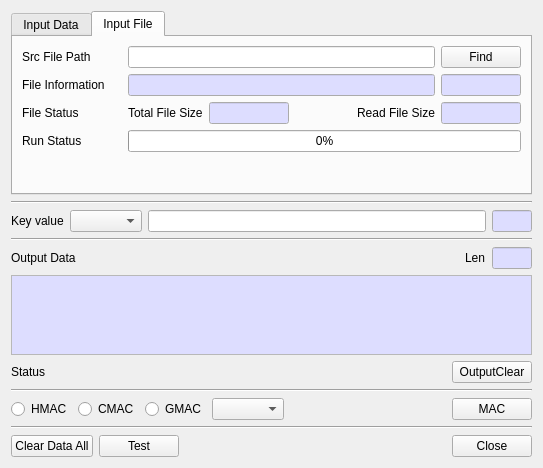
Above: BerEditor/gen_mac_dlg.ui from jykim74/BerEditor before the change. Below: the same form after it.
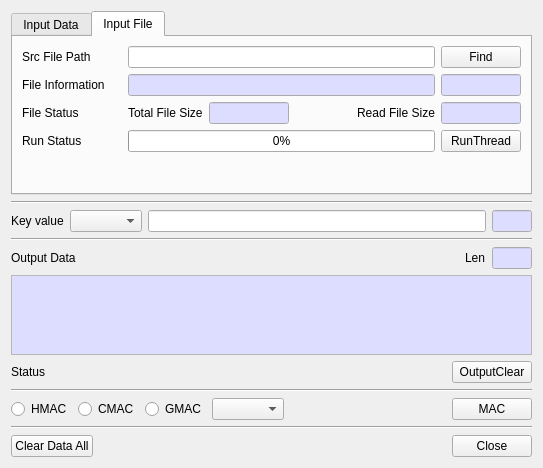
That is the form after the change.

Commit message: UI 조절

Diff of the .ui file:
```diff
--- a/BerEditor/gen_mac_dlg.ui
+++ b/BerEditor/gen_mac_dlg.ui
@@ -528,6 +528,13 @@
        </item>
        <item>
         <layout class="QGridLayout" name="gridLayout_10">
+         <item row="0" column="1">
+          <widget class="QProgressBar" name="mMACProgBar">
+           <property name="value">
+            <number>0</number>
+           </property>
+          </widget>
+         </item>
          <item row="0" column="0">
           <widget class="QLabel" name="label_11">
            <property name="minimumSize">
@@ -547,10 +554,10 @@
            </property>
           </widget>
          </item>
-         <item row="0" column="1">
-          <widget class="QProgressBar" name="mMACProgBar">
-           <property name="value">
-            <number>0</number>
+         <item row="0" column="2">
+          <widget class="QPushButton" name="mRunThreadBtn">
+           <property name="text">
+            <string>RunThread</string>
            </property>
           </widget>
          </item>
@@ -925,13 +932,6 @@
        </property>
       </widget>
      </item>
-     <item row="0" column="1">
-      <widget class="QPushButton" name="mTestBtn">
-       <property name="text">
-        <string>Test</string>
-       </property>
-      </widget>
-     </item>
     </layout>
    </item>
   </layout>
```
The commit also changes 7 other files.
